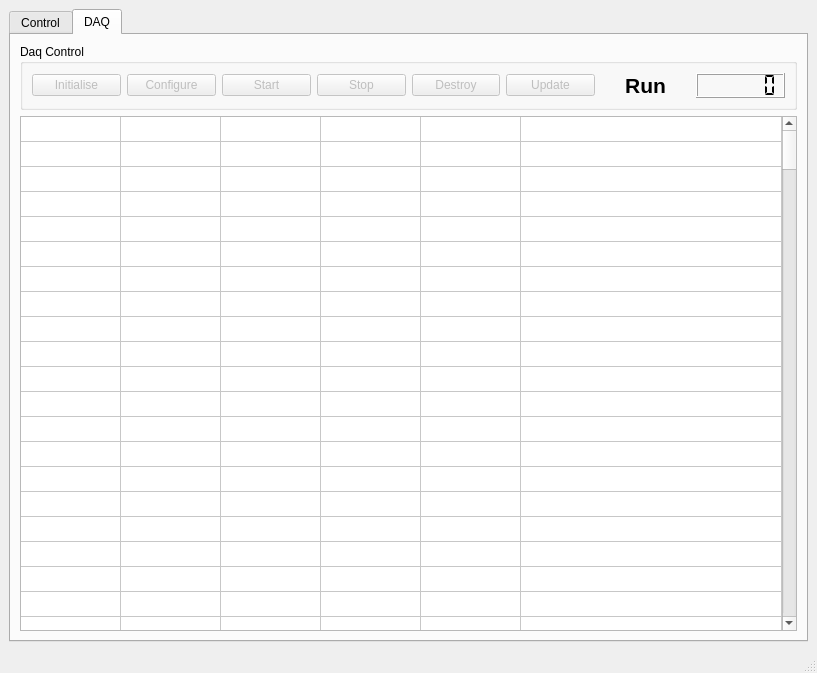
Qt form DaqUI.ui (mirabitl/SDHCAL) before a commit.
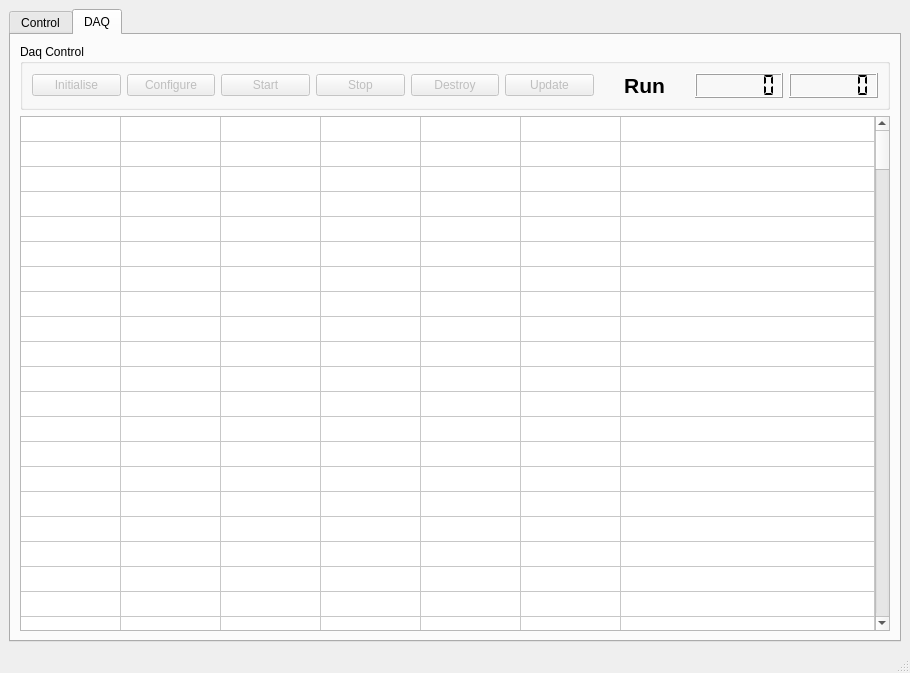
The same form after that commit. The open tabs and pages were chosen to show the change.

```diff
--- a/DaqUI.ui
+++ b/DaqUI.ui
@@ -6,7 +6,7 @@
    <rect>
     <x>0</x>
     <y>0</y>
-    <width>817</width>
+    <width>910</width>
     <height>673</height>
    </rect>
   </property>
@@ -489,6 +489,27 @@
              </property>
             </widget>
            </item>
+           <item>
+            <widget class="QLCDNumber" name="LCDEvent">
+             <property name="font">
+              <font>
+               <pointsize>18</pointsize>
+               <weight>75</weight>
+               <bold>true</bold>
+               <kerning>false</kerning>
+              </font>
+             </property>
+             <property name="lineWidth">
+              <number>1</number>
+             </property>
+             <property name="numDigits">
+              <number>6</number>
+             </property>
+             <property name="segmentStyle">
+              <enum>QLCDNumber::Flat</enum>
+             </property>
+            </widget>
+           </item>
           </layout>
          </widget>
         </item>
@@ -808,7 +829,12 @@
           </column>
           <column>
            <property name="text">
-            <string>STATUS</string>
+            <string>hosts</string>
+           </property>
+          </column>
+          <column>
+           <property name="text">
+            <string>Status</string>
            </property>
           </column>
          </widget>
```
Left out of the diff: 6 changed lines with no effect on the pictures.
